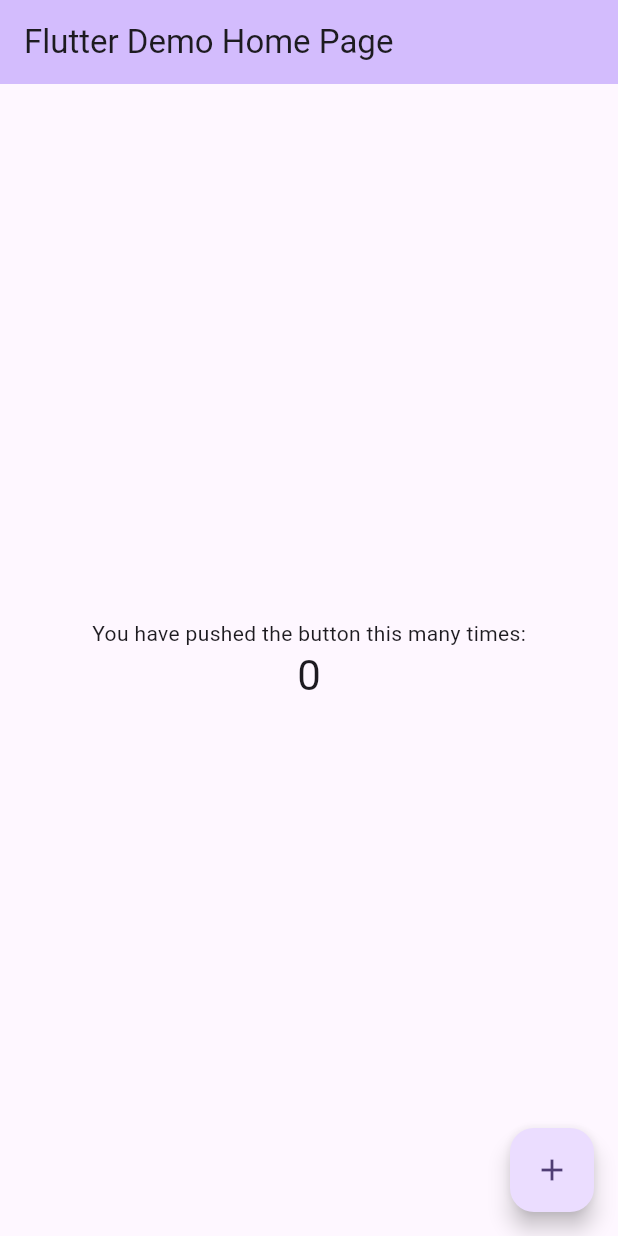
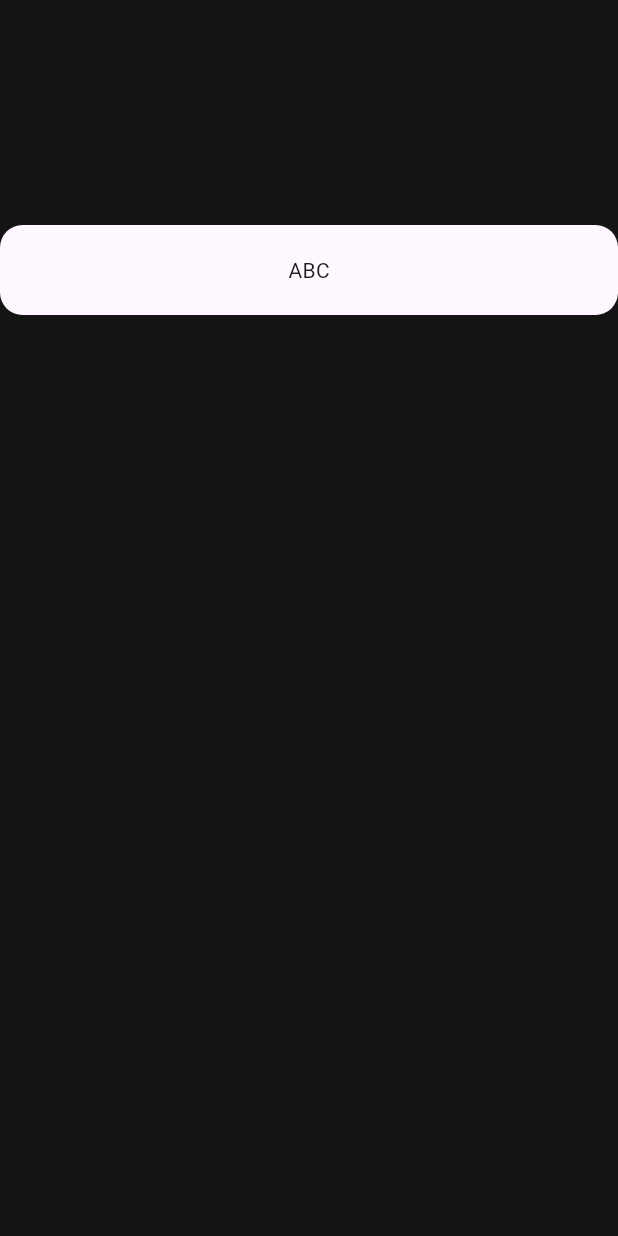
Before and after one commit to ShardulNalegave/wallet, a Flutter app: the screen it shows after launch, on a phone screen of 412 x 824 dp. Run offline on Flutter 3.47's test engine with Material 2 defaults, Android fonts, the phone set to English and light mode, and no system bars; our stand-ins replace go_router, hooks_riverpod.

Commit message:
Setting up routes and basic app theme

```diff
--- a/lib/main.dart
+++ b/lib/main.dart
@@ -1,125 +1,23 @@
 import 'package:flutter/material.dart';
+import 'package:wallet/router.dart';
 
 void main() {
-  runApp(const MyApp());
+  runApp(const Wallet());
 }
 
-class MyApp extends StatelessWidget {
-  const MyApp({super.key});
+class Wallet extends StatelessWidget {
+  const Wallet({super.key});
 
-  // This widget is the root of your application.
   @override
   Widget build(BuildContext context) {
-    return MaterialApp(
-      title: 'Flutter Demo',
+    return MaterialApp.router(
+      title: 'Wallet',
+      debugShowCheckedModeBanner: false,
       theme: ThemeData(
-        // This is the theme of your application.
-        //
-        // TRY THIS: Try running your application with "flutter run". You'll see
-        // the application has a blue toolbar. Then, without quitting the app,
-        // try changing the seedColor in the colorScheme below to Colors.green
-        // and then invoke "hot reload" (save your changes or press the "hot
-        // reload" button in a Flutter-supported IDE, or press "r" if you used
-        // the command line to start the app).
-        //
-        // Notice that the counter didn't reset back to zero; the application
-        // state is not lost during the reload. To reset the state, use hot
-        // restart instead.
-        //
-        // This works for code too, not just values: Most code changes can be
-        // tested with just a hot reload.
         colorScheme: ColorScheme.fromSeed(seedColor: Colors.deepPurple),
         useMaterial3: true,
       ),
-      home: const MyHomePage(title: 'Flutter Demo Home Page'),
+      routerConfig: router,
     );
   }
 }
-
-class MyHomePage extends StatefulWidget {
-  const MyHomePage({super.key, required this.title});
-
-  // This widget is the home page of your application. It is stateful, meaning
-  // that it has a State object (defined below) that contains fields that affect
-  // how it looks.
-
-  // This class is the configuration for the state. It holds the values (in this
-  // case the title) provided by the parent (in this case the App widget) and
-  // used by the build method of the State. Fields in a Widget subclass are
-  // always marked "final".
-
-  final String title;
-
-  @override
-  State<MyHomePage> createState() => _MyHomePageState();
-}
-
-class _MyHomePageState extends State<MyHomePage> {
-  int _counter = 0;
-
-  void _incrementCounter() {
-    setState(() {
-      // This call to setState tells the Flutter framework that something has
-      // changed in this State, which causes it to rerun the build method below
-      // so that the display can reflect the updated values. If we changed
-      // _counter without calling setState(), then the build method would not be
-      // called again, and so nothing would appear to happen.
-      _counter++;
-    });
-  }
-
-  @override
-  Widget build(BuildContext context) {
-    // This method is rerun every time setState is called, for instance as done
-    // by the _incrementCounter method above.
-    //
-    // The Flutter framework has been optimized to make rerunning build methods
-    // fast, so that you can just rebuild anything that needs updating rather
-    // than having to individually change instances of widgets.
-    return Scaffold(
-      appBar: AppBar(
-        // TRY THIS: Try changing the color here to a specific color (to
-        // Colors.amber, perhaps?) and trigger a hot reload to see the AppBar
-        // change color while the other colors stay the same.
-        backgroundColor: Theme.of(context).colorScheme.inversePrimary,
-        // Here we take the value from the MyHomePage object that was created by
-        // the App.build method, and use it to set our appbar title.
-        title: Text(widget.title),
-      ),
-      body: Center(
-        // Center is a layout widget. It takes a single child and positions it
-        // in the middle of the parent.
-        child: Column(
-          // Column is also a layout widget. It takes a list of children and
-          // arranges them vertically. By default, it sizes itself to fit its
-          // children horizontally, and tries to be as tall as its parent.
-          //
-          // Column has various properties to control how it sizes itself and
-          // how it positions its children. Here we use mainAxisAlignment to
-          // center the children vertically; the main axis here is the vertical
-          // axis because Columns are vertical (the cross axis would be
-          // horizontal).
-          //
-          // TRY THIS: Invoke "debug painting" (choose the "Toggle Debug Paint"
-          // action in the IDE, or press "p" in the console), to see the
-          // wireframe for each widget.
-          mainAxisAlignment: MainAxisAlignment.center,
-          children: <Widget>[
-            const Text(
-              'You have pushed the button this many times:',
-            ),
-            Text(
-              '$_counter',
-              style: Theme.of(context).textTheme.headlineMedium,
-            ),
-          ],
-        ),
-      ),
-      floatingActionButton: FloatingActionButton(
-        onPressed: _incrementCounter,
-        tooltip: 'Increment',
-        child: const Icon(Icons.add),
-      ), // This trailing comma makes auto-formatting nicer for build methods.
-    );
-  }
-}
--- /dev/null
+++ b/lib/router.dart
@@ -0,0 +1,9 @@
+import 'package:go_router/go_router.dart';
+import 'package:wallet/views/home.dart';
+
+final router = GoRouter(routes: [
+  GoRoute(
+    path: '/',
+    builder: (context, state) => const HomeView(),
+  ),
+]);
--- /dev/null
+++ b/lib/theme.dart
@@ -0,0 +1,7 @@
+import 'package:flutter/material.dart';
+
+class AppTheme {
+  static final primaryLight = const Color(0xFF80CBC4).withOpacity(0.55);
+  static const primaryDark = Color(0xFF004D40);
+  static const secondaryColor = Color.fromARGB(255, 20, 20, 20);
+}
--- /dev/null
+++ b/lib/views/home.dart
@@ -0,0 +1,43 @@
+import 'package:flutter/material.dart';
+import 'package:flutter/services.dart';
+import 'package:hooks_riverpod/hooks_riverpod.dart';
+import 'package:wallet/theme.dart';
+
+class HomeView extends StatefulHookConsumerWidget {
+  const HomeView({super.key});
+
+  @override
+  ConsumerState<ConsumerStatefulWidget> createState() => _HomeViewState();
+}
+
+class _HomeViewState extends ConsumerState<HomeView> {
+  @override
+  Widget build(BuildContext context) {
+    SystemChrome.setSystemUIOverlayStyle(const SystemUiOverlayStyle(
+      systemNavigationBarColor: AppTheme.secondaryColor,
+      systemNavigationBarIconBrightness: Brightness.light,
+      statusBarColor: Colors.transparent,
+      statusBarBrightness: Brightness.light,
+      statusBarIconBrightness: Brightness.light,
+    ));
+
+    return Scaffold(
+      backgroundColor: AppTheme.secondaryColor,
+      body: Column(
+        children: [
+          const SizedBox(height: 150.0),
+          Material(
+            borderRadius: BorderRadius.circular(15.0),
+            elevation: 0.0,
+            child: const Padding(
+              padding: EdgeInsets.all(20.0),
+              child: Center(
+                child: Text("ABC"),
+              ),
+            ),
+          ),
+        ],
+      ),
+    );
+  }
+}
--- a/pubspec.yaml
+++ b/pubspec.yaml
@@ -15,6 +15,8 @@ dependencies:
   go_router:
   font_awesome_flutter:
   floor:
+  hooks_riverpod:
+  flutter_hooks:
 
 dev_dependencies:
   flutter_test:
```
Also changed, not shown: pubspec.lock.
